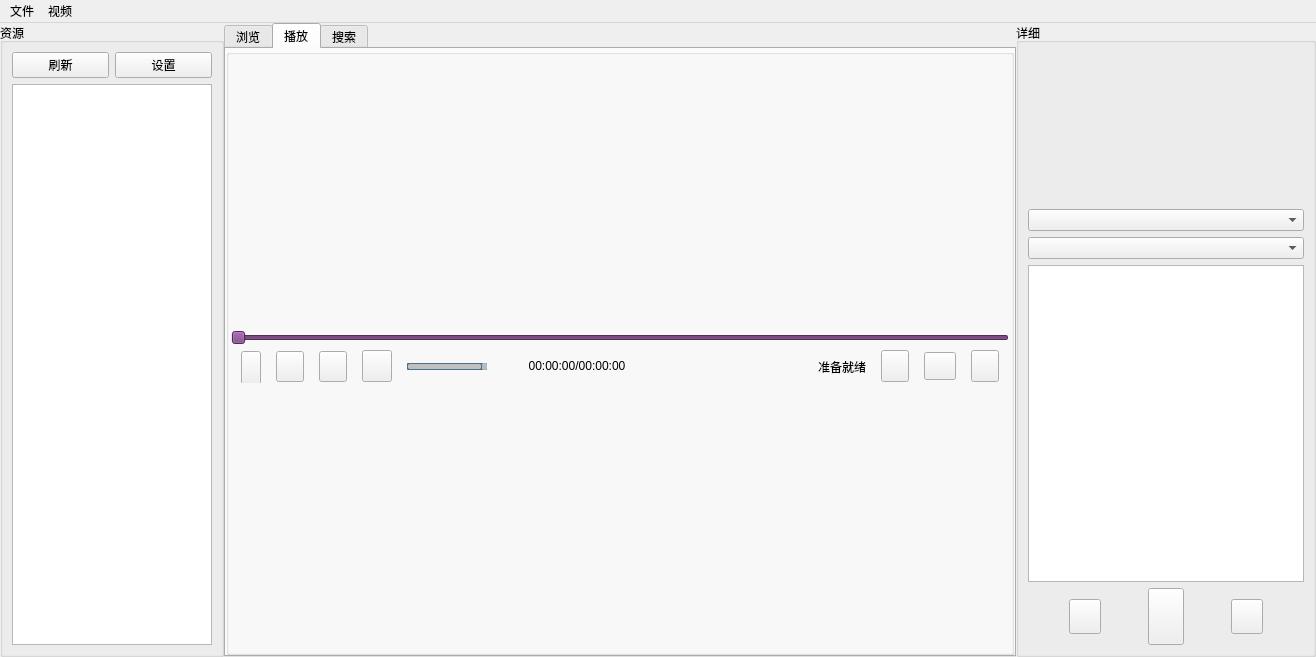
The window that mainwindow.ui (xymov/vst-video) describes before a commit, drawn with Qt 5.
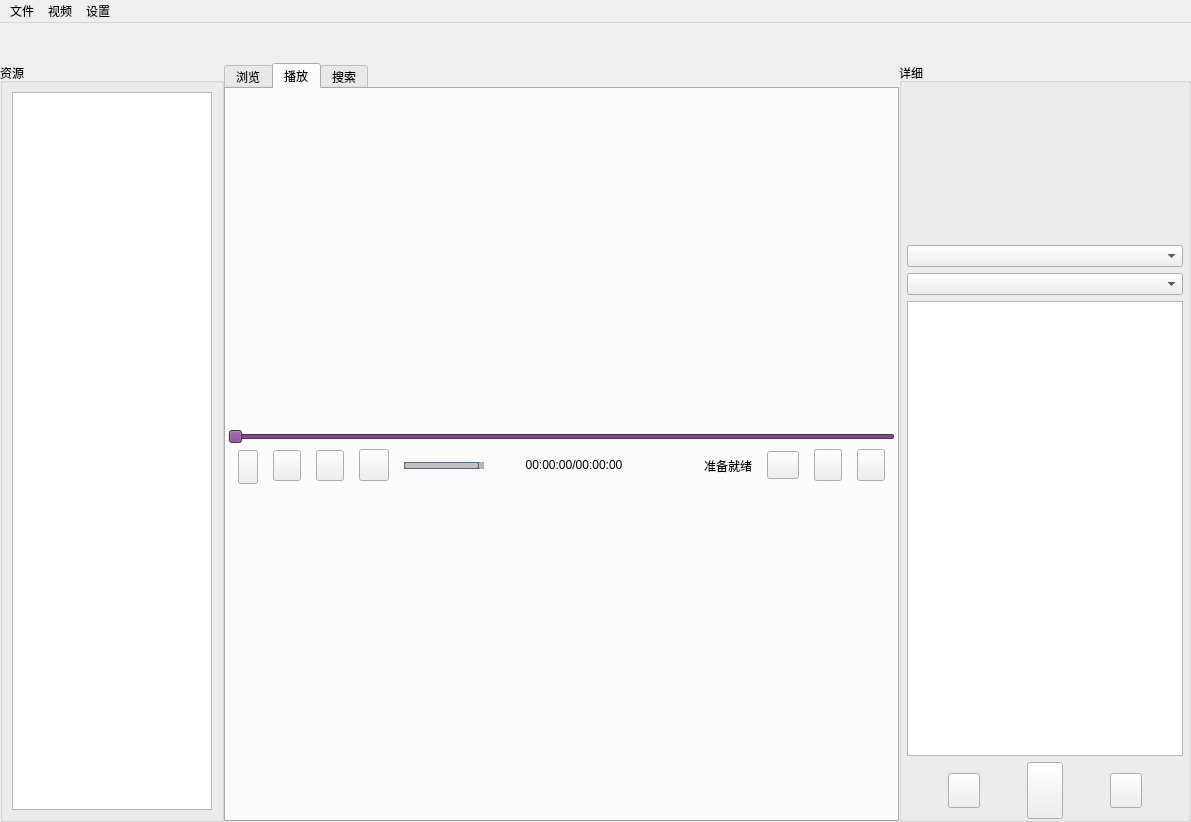
The same window after the commit. Icons and pictures are not drawn.

```diff
--- a/mainwindow.ui
+++ b/mainwindow.ui
@@ -9,13 +9,13 @@
    <rect>
     <x>0</x>
     <y>0</y>
-    <width>1316</width>
-    <height>657</height>
+    <width>1191</width>
+    <height>822</height>
    </rect>
   </property>
   <property name="maximumSize">
    <size>
-    <width>2128</width>
+    <width>16777215</width>
     <height>16777215</height>
    </size>
   </property>
@@ -68,22 +68,265 @@
    <property name="inputMethodHints">
     <set>Qt::ImhHiddenText|Qt::ImhMultiLine|Qt::ImhNoAutoUppercase|Qt::ImhPreferNumbers|Qt::ImhSensitiveData</set>
    </property>
+   <layout class="QVBoxLayout" name="verticalLayout_8">
+    <property name="spacing">
+     <number>0</number>
+    </property>
+    <property name="leftMargin">
+     <number>0</number>
+    </property>
+    <property name="topMargin">
+     <number>0</number>
+    </property>
+    <property name="rightMargin">
+     <number>0</number>
+    </property>
+    <property name="bottomMargin">
+     <number>0</number>
+    </property>
+    <item>
+     <widget class="QGroupBox" name="titlebar">
+      <property name="minimumSize">
+       <size>
+        <width>30</width>
+        <height>40</height>
+       </size>
+      </property>
+      <property name="maximumSize">
+       <size>
+        <width>16777215</width>
+        <height>40</height>
+       </size>
+      </property>
+      <property name="styleSheet">
+       <string notr="true">QGroupBox{border: none ;}
+</string>
+      </property>
+      <property name="title">
+       <string/>
+      </property>
    <layout class="QHBoxLayout" name="horizontalLayout_4">
     <property name="spacing">
      <number>0</number>
     </property>
     <property name="leftMargin">
-     <number>0</number>
+        <number>10</number>
     </property>
     <property name="topMargin">
      <number>0</number>
     </property>
     <property name="rightMargin">
-     <number>0</number>
+        <number>5</number>
     </property>
     <property name="bottomMargin">
      <number>0</number>
     </property>
+       <item>
+        <widget class="QLabel" name="label_ico">
+         <property name="maximumSize">
+          <size>
+           <width>35</width>
+           <height>35</height>
+          </size>
+         </property>
+         <property name="text">
+          <string/>
+         </property>
+         <property name="pixmap">
+          <pixmap resource="resources.qrc">:/resource/img/ico.svg</pixmap>
+         </property>
+         <property name="scaledContents">
+          <bool>true</bool>
+         </property>
+         <property name="alignment">
+          <set>Qt::AlignCenter</set>
+         </property>
+        </widget>
+       </item>
+       <item>
+        <widget class="QLabel" name="label_title">
+         <property name="text">
+          <string/>
+         </property>
+         <property name="alignment">
+          <set>Qt::AlignCenter</set>
+         </property>
+        </widget>
+       </item>
+       <item>
+        <widget class="QPushButton" name="pushButton_seting">
+         <property name="minimumSize">
+          <size>
+           <width>16</width>
+           <height>16</height>
+          </size>
+         </property>
+         <property name="maximumSize">
+          <size>
+           <width>20</width>
+           <height>20</height>
+          </size>
+         </property>
+         <property name="focusPolicy">
+          <enum>Qt::NoFocus</enum>
+         </property>
+         <property name="styleSheet">
+          <string notr="true">QPushButton{
+border: none ;
+ background-color:transparent; 
+}
+QPushButton:hover{
+
+ background-color:#E0E0E0; 
+}
+</string>
+         </property>
+         <property name="text">
+          <string/>
+         </property>
+         <property name="icon">
+          <iconset resource="resources.qrc">
+           <normaloff>:/resource/img/menu.svg</normaloff>:/resource/img/menu.svg</iconset>
+         </property>
+        </widget>
+       </item>
+       <item>
+        <widget class="QPushButton" name="pushButton_mini">
+         <property name="sizePolicy">
+          <sizepolicy hsizetype="Minimum" vsizetype="Maximum">
+           <horstretch>0</horstretch>
+           <verstretch>0</verstretch>
+          </sizepolicy>
+         </property>
+         <property name="minimumSize">
+          <size>
+           <width>0</width>
+           <height>0</height>
+          </size>
+         </property>
+         <property name="maximumSize">
+          <size>
+           <width>20</width>
+           <height>20</height>
+          </size>
+         </property>
+         <property name="focusPolicy">
+          <enum>Qt::NoFocus</enum>
+         </property>
+         <property name="styleSheet">
+          <string notr="true">QPushButton{
+border: none ;
+ background-color:transparent; 
+}
+QPushButton:hover{
+
+ background-color:#E0E0E0; 
+}
+</string>
+         </property>
+         <property name="text">
+          <string/>
+         </property>
+         <property name="icon">
+          <iconset resource="resources.qrc">
+           <normaloff>:/resource/img/minimize.svg</normaloff>:/resource/img/minimize.svg</iconset>
+         </property>
+        </widget>
+       </item>
+       <item>
+        <widget class="QPushButton" name="pushButton_max">
+         <property name="minimumSize">
+          <size>
+           <width>16</width>
+           <height>16</height>
+          </size>
+         </property>
+         <property name="maximumSize">
+          <size>
+           <width>16</width>
+           <height>16</height>
+          </size>
+         </property>
+         <property name="focusPolicy">
+          <enum>Qt::NoFocus</enum>
+         </property>
+         <property name="styleSheet">
+          <string notr="true">QPushButton{
+border: none ;
+ background-color:transparent; 
+}
+QPushButton:hover{
+
+ background-color:#E0E0E0; 
+}
+</string>
+         </property>
+         <property name="text">
+          <string/>
+         </property>
+         <property name="icon">
+          <iconset resource="resources.qrc">
+           <normaloff>:/resource/img/maximize.svg</normaloff>:/resource/img/maximize.svg</iconset>
+         </property>
+        </widget>
+       </item>
+       <item>
+        <widget class="QPushButton" name="pushButton_close">
+         <property name="sizePolicy">
+          <sizepolicy hsizetype="Fixed" vsizetype="Fixed">
+           <horstretch>0</horstretch>
+           <verstretch>0</verstretch>
+          </sizepolicy>
+         </property>
+         <property name="minimumSize">
+          <size>
+           <width>0</width>
+           <height>0</height>
+          </size>
+         </property>
+         <property name="maximumSize">
+          <size>
+           <width>13</width>
+           <height>15</height>
+          </size>
+         </property>
+         <property name="sizeIncrement">
+          <size>
+           <width>0</width>
+           <height>0</height>
+          </size>
+         </property>
+         <property name="focusPolicy">
+          <enum>Qt::NoFocus</enum>
+         </property>
+         <property name="styleSheet">
+          <string notr="true">QPushButton{
+
+border: none ;
+
+ background-color:transparent; 
+}
+QPushButton:hover{
+
+ background-color:#E0E0E0; 
+}
+
+</string>
+         </property>
+         <property name="text">
+          <string/>
+         </property>
+         <property name="icon">
+          <iconset resource="resources.qrc">
+           <normaloff>:/resource/img/close.svg</normaloff>:/resource/img/close.svg</iconset>
+         </property>
+        </widget>
+       </item>
+      </layout>
+     </widget>
+    </item>
+    <item>
+     <layout class="QHBoxLayout" name="horizontalLayout_6">
     <item>
      <widget class="QGroupBox" name="box_source">
       <property name="minimumSize">
@@ -103,28 +346,7 @@
       </property>
       <layout class="QVBoxLayout" name="verticalLayout_3">
        <item>
-        <layout class="QHBoxLayout" name="horizontalLayout_5">
-         <item>
-          <widget class="QPushButton" name="source_re">
-           <property name="focusPolicy">
-            <enum>Qt::NoFocus</enum>
-           </property>
-           <property name="text">
-            <string>刷新</string>
-           </property>
-          </widget>
-         </item>
-         <item>
-          <widget class="QPushButton" name="source_set">
-           <property name="focusPolicy">
-            <enum>Qt::NoFocus</enum>
-           </property>
-           <property name="text">
-            <string>设置</string>
-           </property>
-          </widget>
-         </item>
-        </layout>
+          <layout class="QHBoxLayout" name="horizontalLayout_5"/>
        </item>
        <item>
         <widget class="QTreeView" name="tree_source">
@@ -340,10 +562,7 @@
            </size>
           </property>
           <property name="styleSheet">
-           <string notr="true">QGroupBox {
-
-}
-</string>
+             <string notr="true">QGroupBox{border: none ;}</string>
           </property>
           <property name="title">
            <string/>
@@ -387,23 +606,18 @@
             <widget class="QGroupBox" name="box_control">
              <property name="minimumSize">
               <size>
-               <width>546</width>
-               <height>60</height>
+                 <width>564</width>
+                 <height>65</height>
               </size>
              </property>
              <property name="maximumSize">
               <size>
                <width>16777215</width>
-               <height>60</height>
+                 <height>65</height>
               </size>
              </property>
              <property name="styleSheet">
-              <string notr="true">QGroupBox {
-border: none ;
-}
-QGroupBox::title {
-border:none;
-}
+                <string notr="true">QGroupBox{border: none ;}
 </string>
              </property>
              <property name="title">
@@ -426,7 +640,7 @@
                <number>2</number>
               </property>
               <property name="bottomMargin">
-               <number>0</number>
+                 <number>5</number>
               </property>
               <item>
                <widget class="QSlider" name="sliderProgress">
@@ -739,9 +953,15 @@
                 </item>
                 <item>
                  <widget class="QSlider" name="value_Slider">
+                    <property name="sizePolicy">
+                     <sizepolicy hsizetype="Expanding" vsizetype="Fixed">
+                      <horstretch>0</horstretch>
+                      <verstretch>0</verstretch>
+                     </sizepolicy>
+                    </property>
                   <property name="minimumSize">
                    <size>
-                    <width>30</width>
+                      <width>0</width>
                     <height>30</height>
                    </size>
                   </property>
@@ -1020,7 +1240,7 @@
                  <widget class="QLabel" name="status">
                   <property name="minimumSize">
                    <size>
-                    <width>100</width>
+                      <width>0</width>
                     <height>0</height>
                    </size>
                   </property>
@@ -1037,42 +1257,7 @@
                    <string>准备就绪</string>
                   </property>
                   <property name="alignment">
-                   <set>Qt::AlignRight|Qt::AlignTrailing|Qt::AlignVCenter</set>
-                  </property>
-                 </widget>
-                </item>
-                <item>
-                 <widget class="QPushButton" name="pushButton_full">
-                  <property name="minimumSize">
-                   <size>
-                    <width>28</width>
-                    <height>32</height>
-                   </size>
-                  </property>
-                  <property name="maximumSize">
-                   <size>
-                    <width>28</width>
-                    <height>32</height>
-                   </size>
-                  </property>
-                  <property name="focusPolicy">
-                   <enum>Qt::NoFocus</enum>
-                  </property>
-                  <property name="styleSheet">
-                   <string notr="true">
-
-QPushButton{
-    border-image:url(://resource/img/full_out.svg) 0px 0px no-repeat;
-filter:alpha(Opacity=80);-moz-opacity:0.5;opacity: 0.5;
-}
-QPushButton:hover{
-     border-image:url(://resource/img/full_on.svg) -0px 0px no-repeat;
-border:none;
-}
-</string>
-                  </property>
-                  <property name="text">
-                   <string/>
+                     <set>Qt::AlignCenter</set>
                   </property>
                  </widget>
                 </item>
@@ -1110,6 +1295,38 @@
                   </property>
                  </widget>
                 </item>
+                  <item>
+                   <widget class="QPushButton" name="pushButton_full">
+                    <property name="minimumSize">
+                     <size>
+                      <width>28</width>
+                      <height>32</height>
+                     </size>
+                    </property>
+                    <property name="maximumSize">
+                     <size>
+                      <width>28</width>
+                      <height>32</height>
+                     </size>
+                    </property>
+                    <property name="focusPolicy">
+                     <enum>Qt::NoFocus</enum>
+                    </property>
+                    <property name="styleSheet">
+                     <string notr="true">QPushButton{
+    border-image:url(://resource/img/full_out.svg) 0px 0px no-repeat;
+
+}
+QPushButton:hover{
+     border-image:url(://resource/img/full_on.svg) -0px 0px no-repeat;
+}
+</string>
+                    </property>
+                    <property name="text">
+                     <string/>
+                    </property>
+                   </widget>
+                  </item>
                 <item>
                  <widget class="QPushButton" name="pushButton_playlist">
                   <property name="minimumSize">
@@ -1245,6 +1462,18 @@
        <string>详细</string>
       </property>
       <layout class="QVBoxLayout" name="verticalLayout_5">
+         <property name="leftMargin">
+          <number>5</number>
+         </property>
+         <property name="topMargin">
+          <number>5</number>
+         </property>
+         <property name="rightMargin">
+          <number>5</number>
+         </property>
+         <property name="bottomMargin">
+          <number>0</number>
+         </property>
        <item>
         <widget class="QLabel" name="info_pic">
          <property name="minimumSize">
@@ -1314,6 +1543,12 @@
        </item>
        <item>
         <layout class="QHBoxLayout" name="horizontalLayout">
+           <property name="topMargin">
+            <number>0</number>
+           </property>
+           <property name="bottomMargin">
+            <number>0</number>
+           </property>
          <item>
           <widget class="QPushButton" name="info_front">
            <property name="minimumSize">
@@ -1407,13 +1642,15 @@
      </widget>
     </item>
    </layout>
+    </item>
+   </layout>
   </widget>
   <widget class="QMenuBar" name="menuBar">
    <property name="geometry">
     <rect>
      <x>0</x>
      <y>0</y>
-     <width>1316</width>
+     <width>1191</width>
      <height>28</height>
     </rect>
    </property>
@@ -1475,8 +1712,20 @@
     <addaction name="action_explore_xnew"/>
     <addaction name="action_explore_xplay"/>
    </widget>
+   <widget class="QMenu" name="menu_seting">
+    <property name="title">
+     <string>设置</string>
+    </property>
+    <addaction name="action_resource"/>
+    <addaction name="separator"/>
+    <addaction name="action_seting"/>
+    <addaction name="separator"/>
+    <addaction name="action_about"/>
+    <addaction name="action_exit"/>
+   </widget>
    <addaction name="menu_play"/>
    <addaction name="menu_explore"/>
+   <addaction name="menu_seting"/>
   </widget>
   <action name="action_3">
    <property name="text">
```
Left out of the diff: 22 changed lines with no effect on the pictures. Lines whose indentation alone changed are shown as unchanged.
